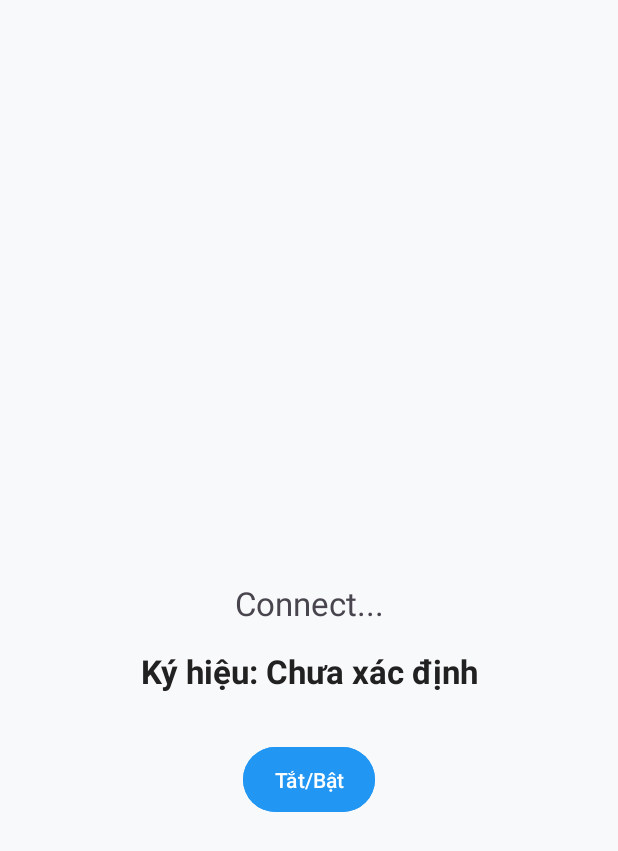
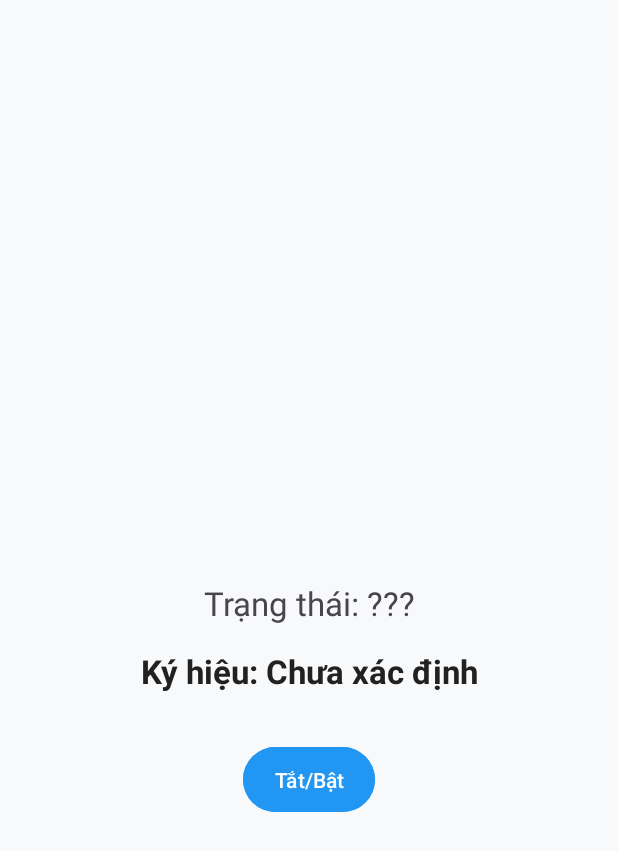
Before and after one commit to Im-Shocker/PBL5, an Android app: the screen it shows after launch (MainActivity), on a phone screen of 412 x 824 dp. Shown: the top 851 px of the screen. Run offline under Robolectric (Android 15) with nearby library versions, the phone set to English and light mode, and no system bars.

Commit message:
update xml

```diff
--- a/app/src/main/res/layout/activity_main.xml
+++ b/app/src/main/res/layout/activity_main.xml
@@ -16,7 +16,7 @@
         app:layout_constraintTop_toTopOf="parent"
         app:layout_constraintBottom_toBottomOf="parent"
         app:layout_constraintVertical_bias="0.5"
-        android:text="Connect...">
+        android:text="Trạng thái: ???">
     </TextView>
     <TextView
         android:id="@+id/tvShow"
```
